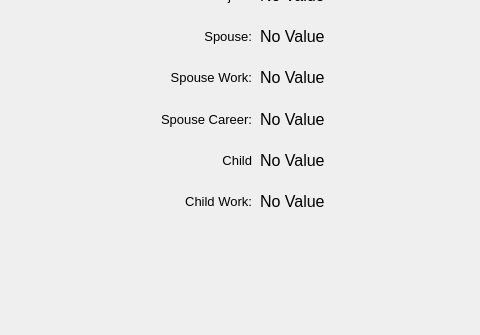
ecrookshanks/Astrology_Algorithm, file main_1.ui: the form before one commit; both pictures show x 0 to 480 and y 112 to 447 of the 712 by 447 pixel window.
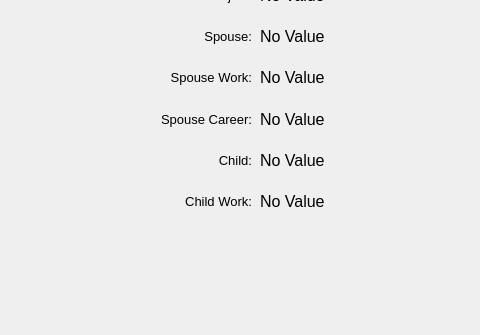
The form after the commit.

Diff of the .ui file:
```diff
--- a/main_1.ui
+++ b/main_1.ui
@@ -107,7 +107,7 @@
         </font>
        </property>
        <property name="text">
-        <string>Child</string>
+        <string>Child:</string>
        </property>
        <property name="alignment">
         <set>Qt::AlignRight|Qt::AlignTrailing|Qt::AlignVCenter</set>
```
